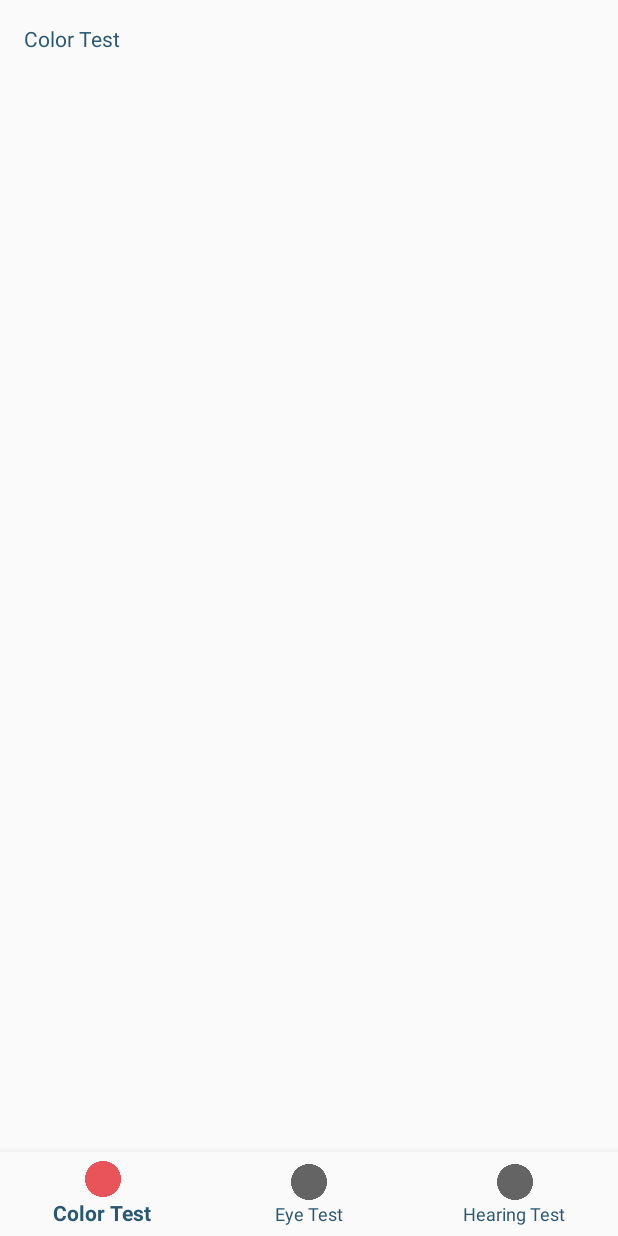
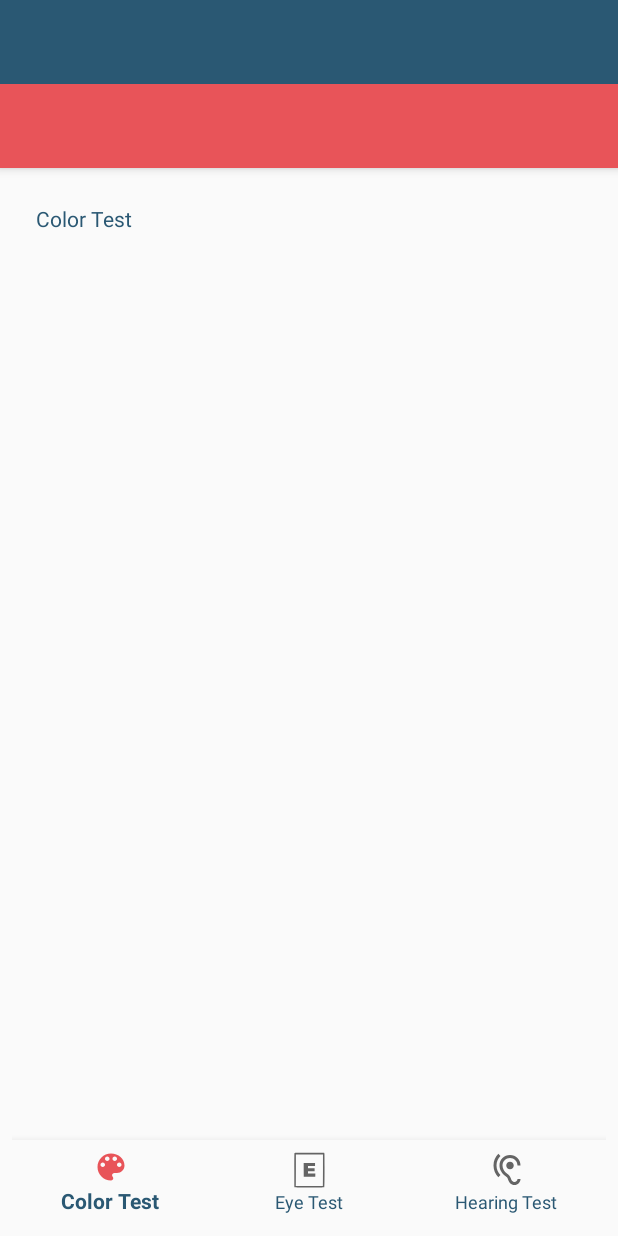
Before and after one commit to nicksalt/AppDoc, an Android app: the layout activity_results.xml on its own in the app's theme, with its tools: preview values and no code run, on a phone screen of 412 x 824 dp. Run offline under Robolectric (Android 15) with nearby library versions, the phone set to English and light mode, and no system bars.

Commit message:
- Added nav drawer to results page - Changed images to vectors for results icons

```diff
--- a/app/src/main/AndroidManifest.xml
+++ b/app/src/main/AndroidManifest.xml
@@ -24,7 +24,8 @@
         </activity>
         <activity
             android:name=".ResultsActivity"
-            android:label="@string/title_activity_results"></activity>
+            android:label="@string/title_activity_results"
+            android:theme="@style/AppTheme.NoActionBar"/>
     </application>
 
 </manifest>
--- /dev/null
+++ b/app/src/main/res/drawable/ic_eye_test.xml
@@ -0,0 +1,7 @@
+<vector android:height="25dp" android:viewportHeight="250.0"
+    android:viewportWidth="250.0" android:width="25dp" xmlns:android="http://schemas.android.com/apk/res/android">
+    <path android:fillColor="#000000"
+        android:pathData="M24.2,7.2c-0.9,0.9 -1.2,28.7 -1.2,118.9 0,108.2 0.1,117.8 1.7,119 2.3,2 205,2.1 206.2,0.1 1.4,-2.4 2.1,-46.3 2.1,-141.2 0,-83.1 -0.2,-93.8 -1.6,-95.8l-1.5,-2.2 -102.3,0c-78.1,0 -102.5,0.3 -103.4,1.2zM222,121.2c0,57.4 -0.3,106.7 -0.6,109.5l-0.7,5.3 -94,0 -93.9,0 0.6,-2.2c0.3,-1.3 0.6,-50.6 0.6,-109.6l0,-107.2 94,0 94,0 0,104.2z" android:strokeColor="#00000000"/>
+    <path android:fillColor="#000000"
+        android:pathData="M88.2,124.7l0.3,47.8 40,0 40,0 0.3,-11.3 0.3,-11.2 -25.6,0 -25.5,0 0,-8.5 0,-8.5 23,0 23,0 0,-10.5 0,-10.5 -23,0 -23,0 0,-7 0,-7 24.5,0 24.5,0 0,-10.5 0,-10.5 -39.5,0 -39.5,0 0.2,47.7z" android:strokeColor="#00000000"/>
+</vector>
--- /dev/null
+++ b/app/src/main/res/drawable/ic_hearing.xml
@@ -0,0 +1,9 @@
+<vector xmlns:android="http://schemas.android.com/apk/res/android"
+        android:width="24dp"
+        android:height="24dp"
+        android:viewportWidth="24.0"
+        android:viewportHeight="24.0">
+    <path
+        android:fillColor="#FF000000"
+        android:pathData="M17,20c-0.29,0 -0.56,-0.06 -0.76,-0.15 -0.71,-0.37 -1.21,-0.88 -1.71,-2.38 -0.51,-1.56 -1.47,-2.29 -2.39,-3 -0.79,-0.61 -1.61,-1.24 -2.32,-2.53C9.29,10.98 9,9.93 9,9c0,-2.8 2.2,-5 5,-5s5,2.2 5,5h2c0,-3.93 -3.07,-7 -7,-7S7,5.07 7,9c0,1.26 0.38,2.65 1.07,3.9 0.91,1.65 1.98,2.48 2.85,3.15 0.81,0.62 1.39,1.07 1.71,2.05 0.6,1.82 1.37,2.84 2.73,3.55 0.51,0.23 1.07,0.35 1.64,0.35 2.21,0 4,-1.79 4,-4h-2c0,1.1 -0.9,2 -2,2zM7.64,2.64L6.22,1.22C4.23,3.21 3,5.96 3,9s1.23,5.79 3.22,7.78l1.41,-1.41C6.01,13.74 5,11.49 5,9s1.01,-4.74 2.64,-6.36zM11.5,9c0,1.38 1.12,2.5 2.5,2.5s2.5,-1.12 2.5,-2.5 -1.12,-2.5 -2.5,-2.5 -2.5,1.12 -2.5,2.5z"/>
+</vector>
--- /dev/null
+++ b/app/src/main/res/drawable/ic_palette.xml
@@ -0,0 +1,9 @@
+<vector xmlns:android="http://schemas.android.com/apk/res/android"
+        android:width="24dp"
+        android:height="24dp"
+        android:viewportWidth="24.0"
+        android:viewportHeight="24.0">
+    <path
+        android:fillColor="#FF000000"
+        android:pathData="M12,3c-4.97,0 -9,4.03 -9,9s4.03,9 9,9c0.83,0 1.5,-0.67 1.5,-1.5 0,-0.39 -0.15,-0.74 -0.39,-1.01 -0.23,-0.26 -0.38,-0.61 -0.38,-0.99 0,-0.83 0.67,-1.5 1.5,-1.5L16,16c2.76,0 5,-2.24 5,-5 0,-4.42 -4.03,-8 -9,-8zM6.5,12c-0.83,0 -1.5,-0.67 -1.5,-1.5S5.67,9 6.5,9 8,9.67 8,10.5 7.33,12 6.5,12zM9.5,8C8.67,8 8,7.33 8,6.5S8.67,5 9.5,5s1.5,0.67 1.5,1.5S10.33,8 9.5,8zM14.5,8c-0.83,0 -1.5,-0.67 -1.5,-1.5S13.67,5 14.5,5s1.5,0.67 1.5,1.5S15.33,8 14.5,8zM17.5,12c-0.83,0 -1.5,-0.67 -1.5,-1.5S16.67,9 17.5,9s1.5,0.67 1.5,1.5 -0.67,1.5 -1.5,1.5z"/>
+</vector>
--- a/app/src/main/res/layout/activity_home.xml
+++ b/app/src/main/res/layout/activity_home.xml
@@ -9,7 +9,7 @@
     tools:openDrawer="start">
 
     <include
-        layout="@layout/app_bar_nav"
+        layout="@layout/app_bar_home"
         android:layout_width="match_parent"
         android:layout_height="match_parent" />
 
@@ -19,7 +19,7 @@
         android:layout_height="match_parent"
         android:layout_gravity="start"
         android:fitsSystemWindows="true"
-        app:headerLayout="@layout/nav_header_nav"
+        app:headerLayout="@layout/nav_header"
         app:menu="@menu/activity_nav_drawer" />
 
 </android.support.v4.widget.DrawerLayout>
--- a/app/src/main/res/layout/activity_results.xml
+++ b/app/src/main/res/layout/activity_results.xml
@@ -1,37 +1,25 @@
 <?xml version="1.0" encoding="utf-8"?>
-<LinearLayout xmlns:android="http://schemas.android.com/apk/res/android"
+<android.support.v4.widget.DrawerLayout xmlns:android="http://schemas.android.com/apk/res/android"
     xmlns:app="http://schemas.android.com/apk/res-auto"
     xmlns:tools="http://schemas.android.com/tools"
-    android:id="@+id/container"
+    android:id="@+id/drawer_layout"
     android:layout_width="match_parent"
     android:layout_height="match_parent"
-    android:orientation="vertical"
-    tools:context="ca.nicksalt.appdoc.ResultsActivity">
+    android:fitsSystemWindows="true"
+    tools:openDrawer="start">
 
-    <FrameLayout
-        android:id="@+id/content"
+    <include
+        layout="@layout/app_bar_results"
         android:layout_width="match_parent"
-        android:layout_height="0dp"
-        android:layout_weight="1">
+        android:layout_height="match_parent" />
 
-        <TextView
-            android:id="@+id/message"
-            android:layout_width="match_parent"
-            android:layout_height="wrap_content"
-            android:layout_marginBottom="@dimen/activity_vertical_margin"
-            android:layout_marginLeft="@dimen/activity_horizontal_margin"
-            android:layout_marginRight="@dimen/activity_horizontal_margin"
-            android:layout_marginTop="@dimen/activity_vertical_margin"
-            android:text="Color Test" />
+    <android.support.design.widget.NavigationView
+        android:id="@+id/nav_view"
+        android:layout_width="wrap_content"
+        android:layout_height="match_parent"
+        android:layout_gravity="start"
+        android:fitsSystemWindows="true"
+        app:headerLayout="@layout/nav_header"
+        app:menu="@menu/activity_nav_drawer" />
 
-    </FrameLayout>
-
-    <android.support.design.widget.BottomNavigationView
-        android:id="@+id/navigation"
-        android:layout_width="match_parent"
-        android:layout_height="wrap_content"
-        android:layout_gravity="bottom"
-        android:background="?android:attr/windowBackground"
-        app:menu="@menu/navigation" />
-
-</LinearLayout>
+</android.support.v4.widget.DrawerLayout>
--- /dev/null
+++ b/app/src/main/res/layout/app_bar_results.xml
@@ -0,0 +1,25 @@
+<?xml version="1.0" encoding="utf-8"?>
+<android.support.design.widget.CoordinatorLayout xmlns:android="http://schemas.android.com/apk/res/android"
+    xmlns:app="http://schemas.android.com/apk/res-auto"
+    xmlns:tools="http://schemas.android.com/tools"
+    android:layout_width="match_parent"
+    android:layout_height="match_parent"
+    tools:context="ca.nicksalt.appdoc.HomeActivity">
+
+    <android.support.design.widget.AppBarLayout
+        android:layout_width="match_parent"
+        android:layout_height="wrap_content"
+        android:theme="@style/AppTheme.AppBarOverlay">
+
+        <android.support.v7.widget.Toolbar
+            android:id="@+id/toolbar"
+            android:layout_width="match_parent"
+            android:layout_height="?attr/actionBarSize"
+            android:background="?attr/colorPrimary"
+            app:popupTheme="@style/AppTheme.PopupOverlay"/>
+
+    </android.support.design.widget.AppBarLayout>
+
+    <include layout="@layout/content_results" />
+
+</android.support.design.widget.CoordinatorLayout>
--- a/app/src/main/res/layout/content_home.xml
+++ b/app/src/main/res/layout/content_home.xml
@@ -6,7 +6,7 @@
     android:layout_height="match_parent"
     app:layout_behavior="@string/appbar_scrolling_view_behavior"
     tools:context="ca.nicksalt.appdoc.HomeActivity"
-    tools:showIn="@layout/app_bar_nav">
+    tools:showIn="@layout/app_bar_home">
 
     <LinearLayout
         android:layout_width="0dp"
--- /dev/null
+++ b/app/src/main/res/layout/content_results.xml
@@ -0,0 +1,60 @@
+<?xml version="1.0" encoding="utf-8"?>
+<android.support.constraint.ConstraintLayout xmlns:android="http://schemas.android.com/apk/res/android"
+    xmlns:app="http://schemas.android.com/apk/res-auto"
+    xmlns:tools="http://schemas.android.com/tools"
+    android:layout_width="match_parent"
+    android:layout_height="match_parent"
+    app:layout_behavior="@string/appbar_scrolling_view_behavior"
+    tools:context="ca.nicksalt.appdoc.ResultsActivity"
+    tools:showIn="@layout/app_bar_results">
+    <LinearLayout xmlns:android="http://schemas.android.com/apk/res/android"
+        xmlns:app="http://schemas.android.com/apk/res-auto"
+        xmlns:tools="http://schemas.android.com/tools"
+        android:id="@+id/container"
+        android:layout_width="0dp"
+        android:layout_height="0dp"
+        android:orientation="vertical"
+        tools:context="ca.nicksalt.appdoc.ResultsActivity"
+        tools:layout_constraintTop_creator="1"
+        tools:layout_constraintRight_creator="1"
+        tools:layout_constraintBottom_creator="1"
+        android:layout_marginStart="8dp"
+        app:layout_constraintBottom_toBottomOf="parent"
+        android:layout_marginEnd="8dp"
+        app:layout_constraintRight_toRightOf="parent"
+        android:layout_marginTop="8dp"
+        tools:layout_constraintLeft_creator="1"
+        android:layout_marginBottom="8dp"
+        app:layout_constraintLeft_toLeftOf="parent"
+        app:layout_constraintTop_toTopOf="parent"
+        android:layout_marginLeft="8dp"
+        android:layout_marginRight="8dp">
+
+        <FrameLayout
+            android:id="@+id/content"
+            android:layout_width="match_parent"
+            android:layout_height="0dp"
+            android:layout_weight="1">
+
+            <TextView
+                android:id="@+id/message"
+                android:layout_width="match_parent"
+                android:layout_height="wrap_content"
+                android:layout_marginBottom="@dimen/activity_vertical_margin"
+                android:layout_marginLeft="@dimen/activity_horizontal_margin"
+                android:layout_marginRight="@dimen/activity_horizontal_margin"
+                android:layout_marginTop="@dimen/activity_vertical_margin"
+                android:text="Color Test" />
+
+        </FrameLayout>
+
+        <android.support.design.widget.BottomNavigationView
+            android:id="@+id/navigation"
+            android:layout_width="match_parent"
+            android:layout_height="wrap_content"
+            android:layout_gravity="bottom"
+            android:background="?android:attr/windowBackground"
+            app:menu="@menu/navigation" />
+
+    </LinearLayout>
+</android.support.constraint.ConstraintLayout>
--- a/app/src/main/res/menu/navigation.xml
+++ b/app/src/main/res/menu/navigation.xml
@@ -3,16 +3,16 @@
     <item
         android:id="@+id/color"
         android:enabled="true"
-        android:icon="@drawable/colour_bubble"
+        android:icon="@drawable/ic_palette"
         android:title="Color Test" />
     <item
         android:id="@+id/eye"
         android:enabled="true"
-        android:icon="@drawable/eye_bubble"
+        android:icon="@drawable/ic_eye_test"
         android:title="Eye Test" />
     <item
         android:id="@+id/hearing"
         android:enabled="true"
-        android:icon="@drawable/hearing_bubble"
+        android:icon="@drawable/ic_hearing"
         android:title="Hearing Test" />
 </menu>
--- a/app/src/main/res/values/strings.xml
+++ b/app/src/main/res/values/strings.xml
@@ -6,5 +6,5 @@
     <string name="navigation_drawer_close">Close navigation drawer</string>
 
     <string name="action_settings">Settings</string>
-    <string name="title_activity_results">ResultsActivity</string>
+    <string name="title_activity_results">Results</string>
 </resources>
```
Also changed, not shown: app/src/main/java/ca/nicksalt/appdoc/ResultsActivity.java (+68 -1 lines), app/src/main/res/layout/app_bar_home.xml (renamed from app/src/main/res/layout/app_bar_nav.xml), app/src/main/res/layout/nav_header.xml (renamed from app/src/main/res/layout/nav_header_nav.xml).
